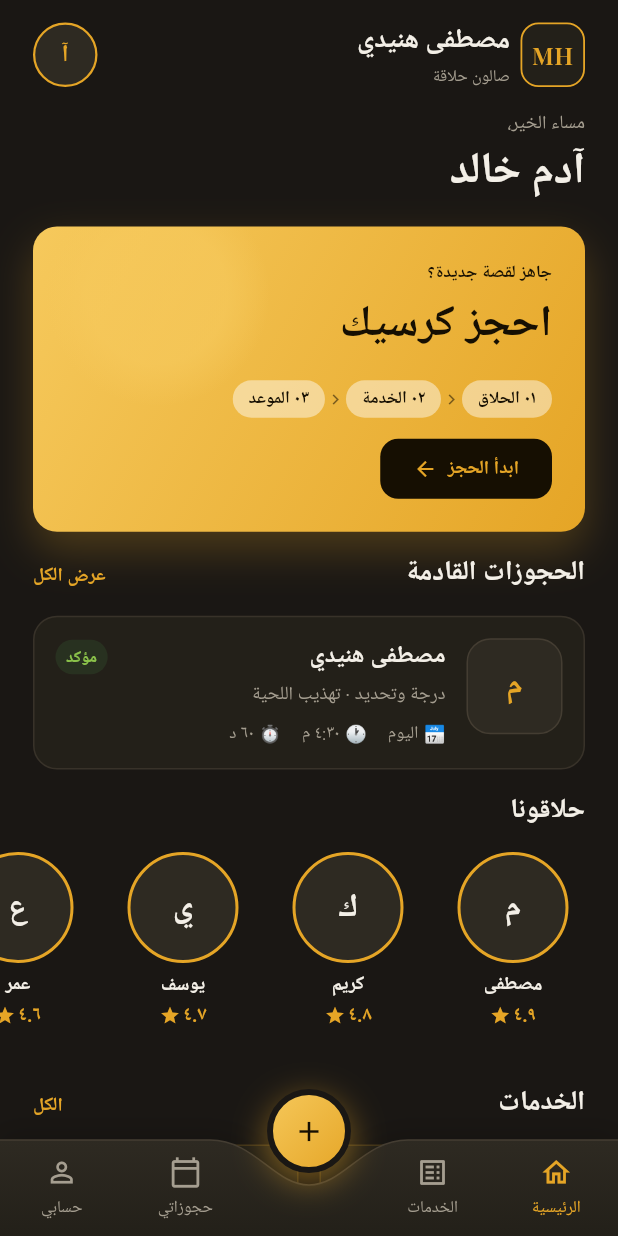
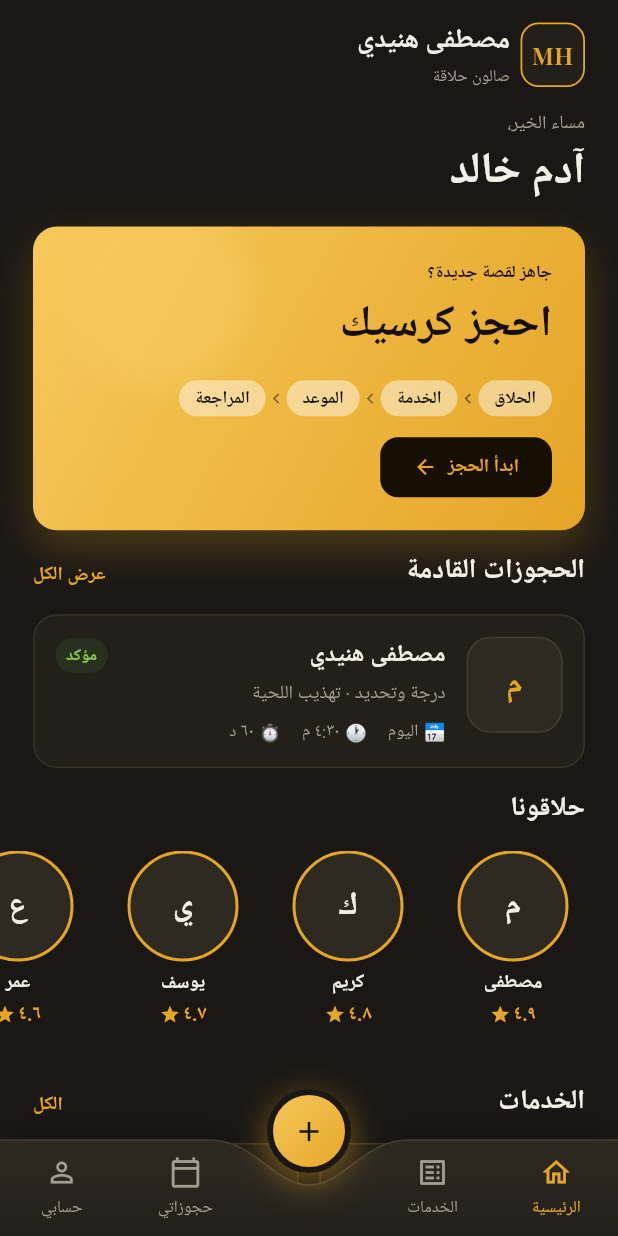
Before and after one commit to AhmedGharib0014/mh-salun-app, a Flutter app: the HomeShellPage screen opened by its route, on a phone screen of 412 x 824 dp. Run offline on Flutter 3.47's test engine with Material 3 defaults, Android fonts, the phone set to English and light mode, and no system bars; our stand-ins replace bloc, dio, easy_localization, flutter_bloc, get_it, go_router and 4 more; accounts and stored records are empty; Roboto replaces fonts that are missing (Cairo).

Commit message:
Split book-now card into widgets and add review booking step
Extract step chip/chevron/content/button into their own widgets under
widgets/home/, add a 4th "review" booking step, drop the leading step
numbers from labels, and remove the unused profile-tap avatar from the
home header.

Co-Authored-By: Claude Sonnet 5 <noreply@anthropic.com>

```diff
--- a/assets/translations/ar.json
+++ b/assets/translations/ar.json
@@ -44,9 +44,10 @@
   "home_customer_name": "آدم خالد",
   "home_book_subtitle": "جاهز لقصة جديدة؟",
   "home_book_title": "احجز كرسيك",
-  "home_book_step_barber": "٠١ الحلاق",
-  "home_book_step_service": "٠٢ الخدمة",
-  "home_book_step_time": "٠٣ الموعد",
+  "home_book_step_barber": "الحلاق",
+  "home_book_step_service": "الخدمة",
+  "home_book_step_time": "الموعد",
+  "home_book_step_review": "المراجعة",
   "home_book_button": "ابدأ الحجز",
   "home_upcoming_title": "الحجوزات القادمة",
   "home_see_all": "عرض الكل",
--- a/assets/translations/en.json
+++ b/assets/translations/en.json
@@ -44,9 +44,10 @@
   "home_customer_name": "Adam Khaled",
   "home_book_subtitle": "Ready for a new look?",
   "home_book_title": "Book your seat",
-  "home_book_step_barber": "01 Barber",
-  "home_book_step_service": "02 Service",
-  "home_book_step_time": "03 Time",
+  "home_book_step_barber": "Barber",
+  "home_book_step_service": "Service",
+  "home_book_step_time": "Time",
+  "home_book_step_review": "Review",
   "home_book_button": "Start booking",
   "home_upcoming_title": "Upcoming bookings",
   "home_see_all": "See all",
--- a/lib/features/home/presentation/home_tab_view.dart
+++ b/lib/features/home/presentation/home_tab_view.dart
@@ -21,8 +21,6 @@ class HomeTabView extends StatefulWidget {
 }
 
 class _HomeTabViewState extends State<HomeTabView> {
-  void _onProfileTap() {}
-
   void _onStartBooking() => context.pushNamed(AppRoutes.newReservation);
 
   void _onSeeAllUpcoming() {}
@@ -38,7 +36,7 @@ class _HomeTabViewState extends State<HomeTabView> {
         child: Column(
           crossAxisAlignment: CrossAxisAlignment.stretch,
           children: [
-            HomeHeader(onProfileTap: _onProfileTap),
+            const HomeHeader(),
             const GreetingHeader(),
             BookNowCard(onStartBooking: _onStartBooking),
             UpcomingBookingCard(onSeeAllTap: _onSeeAllUpcoming),
--- /dev/null
+++ b/lib/features/home/presentation/widgets/home/book_now_button.dart
@@ -0,0 +1,47 @@
+import 'package:easy_localization/easy_localization.dart';
+import 'package:flutter/material.dart';
+import 'package:mh_salun/core/theme/app_colors.dart';
+import 'package:mh_salun/core/theme/font_sizes.dart';
+import 'package:mh_salun/core/theme/spacing.dart';
+
+class BookNowButton extends StatelessWidget {
+  const BookNowButton({super.key, required this.onTap});
+
+  final VoidCallback onTap;
+
+  @override
+  Widget build(BuildContext context) {
+    return GestureDetector(
+      onTap: onTap,
+      child: Container(
+        padding: const EdgeInsets.symmetric(
+          horizontal: AppSpacing.lg,
+          vertical: AppSpacing.sm + AppSpacing.xs,
+        ),
+        decoration: BoxDecoration(
+          color: AppColors.onPrimary,
+          borderRadius: BorderRadius.circular(AppSpacing.radiusLg),
+        ),
+        child: Row(
+          mainAxisSize: MainAxisSize.min,
+          children: [
+            Text(
+              'home_book_button'.tr(),
+              style: const TextStyle(
+                fontSize: AppFontSize.body,
+                fontWeight: FontWeight.w700,
+                color: AppColors.primary,
+              ),
+            ),
+            const SizedBox(width: AppSpacing.sm),
+            const Icon(
+              Icons.arrow_forward,
+              size: AppSpacing.iconSm - 2,
+              color: AppColors.primary,
+            ),
+          ],
+        ),
+      ),
+    );
+  }
+}
--- a/lib/features/home/presentation/widgets/home/book_now_card.dart
+++ b/lib/features/home/presentation/widgets/home/book_now_card.dart
@@ -1,45 +1,12 @@
-import 'dart:ui' as ui;
-
-import 'package:easy_localization/easy_localization.dart';
 import 'package:flutter/material.dart';
 import 'package:mh_salun/core/theme/app_colors.dart';
-import 'package:mh_salun/core/theme/font_sizes.dart';
 import 'package:mh_salun/core/theme/spacing.dart';
+import 'package:mh_salun/features/home/presentation/widgets/home/book_now_content.dart';
 
 class BookNowCard extends StatelessWidget {
   const BookNowCard({super.key, required this.onStartBooking});
 
   final VoidCallback onStartBooking;
-
-  Widget _step(String labelKey) {
-    return Container(
-      padding: const EdgeInsets.symmetric(
-        horizontal: AppSpacing.sm + AppSpacing.xs,
-        vertical: AppSpacing.xs,
-      ),
-      decoration: BoxDecoration(
-        color: Colors.white.withValues(alpha: 0.45),
-        borderRadius: BorderRadius.circular(AppSpacing.radiusFull),
-      ),
-      child: Text(
-        labelKey.tr(),
-        style: const TextStyle(
-          fontSize: AppFontSize.caption,
-          fontWeight: FontWeight.w700,
-          color: AppColors.onPrimary,
-        ),
-      ),
-    );
-  }
-
-  Widget _stepChevron(BuildContext context) {
-    final isRtl = Directionality.of(context) == ui.TextDirection.rtl;
-    return Icon(
-      isRtl ? Icons.chevron_left : Icons.chevron_right,
-      size: AppSpacing.iconSm - 4,
-      color: AppColors.onPrimary.withValues(alpha: 0.55),
-    );
-  }
 
   @override
   Widget build(BuildContext context) {
@@ -92,7 +59,7 @@ class BookNowCard extends StatelessWidget {
               ),
               Padding(
                 padding: const EdgeInsets.all(AppSpacing.lg),
-                child: _content(context),
+                child: BookNowContent(onStartBooking: onStartBooking),
               ),
             ],
           ),
@@ -100,73 +67,4 @@ class BookNowCard extends StatelessWidget {
       ),
     );
   }
-
-  Widget _content(BuildContext context) {
-    return Column(
-      crossAxisAlignment: CrossAxisAlignment.start,
-      children: [
-        Text(
-          'home_book_subtitle'.tr(),
-          style: const TextStyle(
-            fontSize: AppFontSize.caption,
-            fontWeight: FontWeight.w700,
-            color: AppColors.onPrimary,
-          ),
-        ),
-        const SizedBox(height: AppSpacing.xs),
-        Text(
-          'home_book_title'.tr(),
-          style: const TextStyle(
-            fontSize: AppFontSize.display,
-            fontWeight: FontWeight.w800,
-            color: AppColors.onPrimary,
-          ),
-        ),
-        const SizedBox(height: AppSpacing.md),
-        Row(
-          mainAxisSize: MainAxisSize.min,
-          children: [
-            _step('home_book_step_barber'),
-            _stepChevron(context),
-            _step('home_book_step_service'),
-            _stepChevron(context),
-            _step('home_book_step_time'),
-          ],
-        ),
-        const SizedBox(height: AppSpacing.md),
-        GestureDetector(
-          onTap: onStartBooking,
-          child: Container(
-            padding: const EdgeInsets.symmetric(
-              horizontal: AppSpacing.lg,
-              vertical: AppSpacing.sm + AppSpacing.xs,
-            ),
-            decoration: BoxDecoration(
-              color: AppColors.onPrimary,
-              borderRadius: BorderRadius.circular(AppSpacing.radiusLg),
-            ),
-            child: Row(
-              mainAxisSize: MainAxisSize.min,
-              children: [
-                Text(
-                  'home_book_button'.tr(),
-                  style: const TextStyle(
-                    fontSize: AppFontSize.body,
-                    fontWeight: FontWeight.w700,
-                    color: AppColors.primary,
-                  ),
-                ),
-                const SizedBox(width: AppSpacing.sm),
-                const Icon(
-                  Icons.arrow_forward,
-                  size: AppSpacing.iconSm - 2,
-                  color: AppColors.primary,
-                ),
-              ],
-            ),
-          ),
-        ),
-      ],
-    );
-  }
 }
--- /dev/null
+++ b/lib/features/home/presentation/widgets/home/book_now_content.dart
@@ -0,0 +1,55 @@
+import 'package:easy_localization/easy_localization.dart';
+import 'package:flutter/material.dart';
+import 'package:mh_salun/core/theme/app_colors.dart';
+import 'package:mh_salun/core/theme/font_sizes.dart';
+import 'package:mh_salun/core/theme/spacing.dart';
+import 'package:mh_salun/features/home/presentation/widgets/home/book_now_button.dart';
+import 'package:mh_salun/features/home/presentation/widgets/home/step_chevron.dart';
+import 'package:mh_salun/features/home/presentation/widgets/home/step_chip.dart';
+
+class BookNowContent extends StatelessWidget {
+  const BookNowContent({super.key, required this.onStartBooking});
+
+  final VoidCallback onStartBooking;
+
+  @override
+  Widget build(BuildContext context) {
+    return Column(
+      crossAxisAlignment: CrossAxisAlignment.start,
+      children: [
+        Text(
+          'home_book_subtitle'.tr(),
+          style: const TextStyle(
+            fontSize: AppFontSize.caption,
+            fontWeight: FontWeight.w700,
+            color: AppColors.onPrimary,
+          ),
+        ),
+        const SizedBox(height: AppSpacing.xs),
+        Text(
+          'home_book_title'.tr(),
+          style: const TextStyle(
+            fontSize: AppFontSize.display,
+            fontWeight: FontWeight.w800,
+            color: AppColors.onPrimary,
+          ),
+        ),
+        const SizedBox(height: AppSpacing.md),
+        const Row(
+          mainAxisSize: MainAxisSize.min,
+          children: [
+            StepChip(labelKey: 'home_book_step_barber'),
+            StepChevron(),
+            StepChip(labelKey: 'home_book_step_service'),
+            StepChevron(),
+            StepChip(labelKey: 'home_book_step_time'),
+            StepChevron(),
+            StepChip(labelKey: 'home_book_step_review'),
+          ],
+        ),
+        const SizedBox(height: AppSpacing.md),
+        BookNowButton(onTap: onStartBooking),
+      ],
+    );
+  }
+}
--- a/lib/features/home/presentation/widgets/home/home_header.dart
+++ b/lib/features/home/presentation/widgets/home/home_header.dart
@@ -7,9 +7,7 @@ import 'package:mh_salun/core/theme/spacing.dart';
 import 'package:mh_salun/core/theme/text_styles.dart';
 
 class HomeHeader extends StatelessWidget {
-  const HomeHeader({super.key, required this.onProfileTap});
-
-  final VoidCallback onProfileTap;
+  const HomeHeader({super.key});
 
   @override
   Widget build(BuildContext context) {
@@ -58,24 +56,6 @@ class HomeHeader extends StatelessWidget {
               ],
             ),
           ),
-          const SizedBox(width: AppSpacing.sm),
-          GestureDetector(
-            onTap: onProfileTap,
-            child: Container(
-              width: AppSpacing.xxl,
-              height: AppSpacing.xxl,
-              decoration: BoxDecoration(
-                shape: BoxShape.circle,
-                color: AppColors.surfaceHigh,
-                border: Border.all(color: AppColors.primary, width: 1.5),
-              ),
-              alignment: Alignment.center,
-              child: Text(
-                'home_customer_name'.tr().substring(0, 1),
-                style: AppTextStyles.titleGold,
-              ),
-            ),
-          ),
         ],
       ),
     );
--- /dev/null
+++ b/lib/features/home/presentation/widgets/home/step_chevron.dart
@@ -0,0 +1,19 @@
+import 'dart:ui' as ui;
+
+import 'package:flutter/material.dart';
+import 'package:mh_salun/core/theme/app_colors.dart';
+import 'package:mh_salun/core/theme/spacing.dart';
+
+class StepChevron extends StatelessWidget {
+  const StepChevron({super.key});
+
+  @override
+  Widget build(BuildContext context) {
+    final isRtl = Directionality.of(context) == ui.TextDirection.rtl;
+    return Icon(
+      isRtl ? Icons.chevron_right : Icons.chevron_left,
+      size: AppSpacing.iconSm - 4,
+      color: AppColors.onPrimary.withValues(alpha: 0.55),
+    );
+  }
+}
--- /dev/null
+++ b/lib/features/home/presentation/widgets/home/step_chip.dart
@@ -0,0 +1,33 @@
+import 'package:easy_localization/easy_localization.dart';
+import 'package:flutter/material.dart';
+import 'package:mh_salun/core/theme/app_colors.dart';
+import 'package:mh_salun/core/theme/font_sizes.dart';
+import 'package:mh_salun/core/theme/spacing.dart';
+
+class StepChip extends StatelessWidget {
+  const StepChip({super.key, required this.labelKey});
+
+  final String labelKey;
+
+  @override
+  Widget build(BuildContext context) {
+    return Container(
+      padding: const EdgeInsets.symmetric(
+        horizontal: AppSpacing.sm + AppSpacing.xs,
+        vertical: AppSpacing.xs,
+      ),
+      decoration: BoxDecoration(
+        color: Colors.white.withValues(alpha: 0.45),
+        borderRadius: BorderRadius.circular(AppSpacing.radiusFull),
+      ),
+      child: Text(
+        labelKey.tr(),
+        style: const TextStyle(
+          fontSize: AppFontSize.caption,
+          fontWeight: FontWeight.w700,
+          color: AppColors.onPrimary,
+        ),
+      ),
+    );
+  }
+}
```
